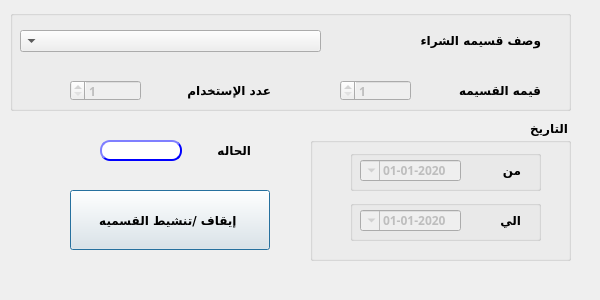
Before: the Qt Designer form presentation/promotion_voucher_ui/stopPromVoucher.ui in shymaa123456/HyperPOS2020, drawn with Qt 5.
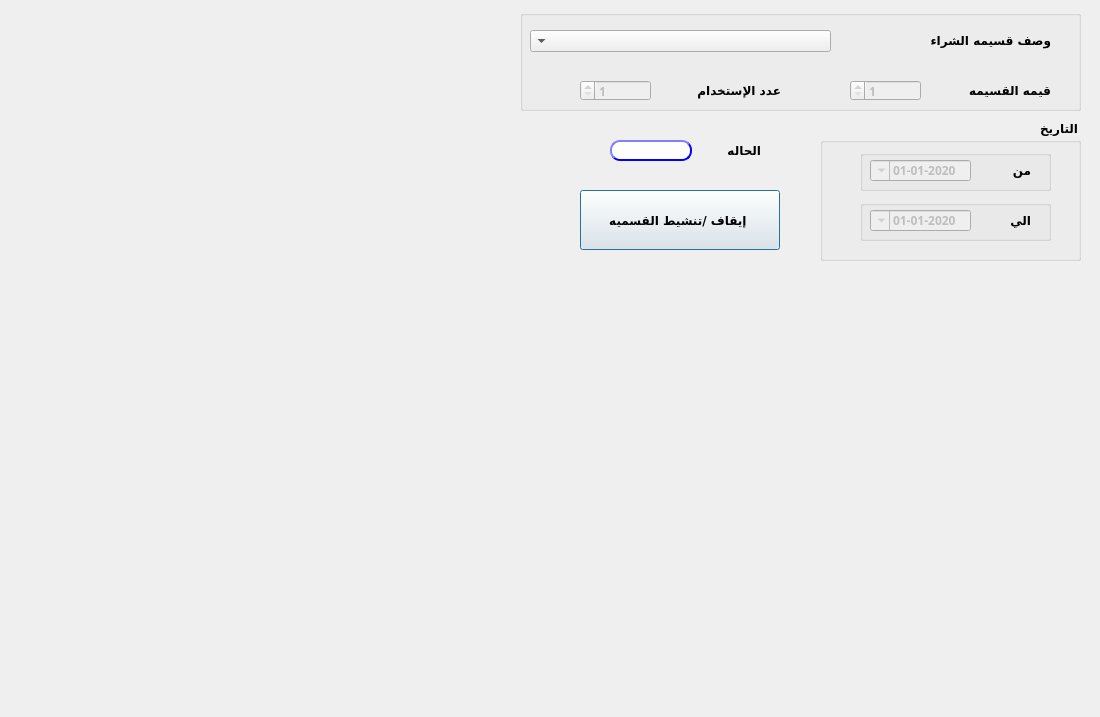
After: the same form once the commit is applied.

```diff
--- a/presentation/promotion_voucher_ui/stopPromVoucher.ui
+++ b/presentation/promotion_voucher_ui/stopPromVoucher.ui
@@ -6,20 +6,20 @@
    <rect>
     <x>0</x>
     <y>0</y>
-    <width>600</width>
-    <height>300</height>
+    <width>1100</width>
+    <height>717</height>
    </rect>
   </property>
   <property name="minimumSize">
    <size>
-    <width>600</width>
-    <height>300</height>
+    <width>1100</width>
+    <height>717</height>
    </size>
   </property>
   <property name="maximumSize">
    <size>
-    <width>600</width>
-    <height>300</height>
+    <width>1100</width>
+    <height>717</height>
    </size>
   </property>
   <property name="windowTitle">
@@ -31,7 +31,7 @@
   <widget class="QLabel" name="label_2">
    <property name="geometry">
     <rect>
-     <x>210</x>
+     <x>720</x>
      <y>140</y>
      <width>41</width>
      <height>20</height>
@@ -55,7 +55,7 @@
   <widget class="QPushButton" name="BTN_changeStatus">
    <property name="geometry">
     <rect>
-     <x>70</x>
+     <x>580</x>
      <y>190</y>
      <width>200</width>
      <height>60</height>
@@ -85,7 +85,7 @@
    </property>
    <property name="geometry">
     <rect>
-     <x>100</x>
+     <x>610</x>
      <y>140</y>
      <width>82</width>
      <height>21</height>
@@ -127,7 +127,7 @@
   <widget class="QGroupBox" name="groupBox_3">
    <property name="geometry">
     <rect>
-     <x>310</x>
+     <x>820</x>
      <y>120</y>
      <width>261</width>
      <height>141</height>
@@ -318,7 +318,7 @@
   <widget class="QGroupBox" name="groupBox_4">
    <property name="geometry">
     <rect>
-     <x>10</x>
+     <x>520</x>
      <y>10</y>
      <width>561</width>
      <height>101</height>
```
